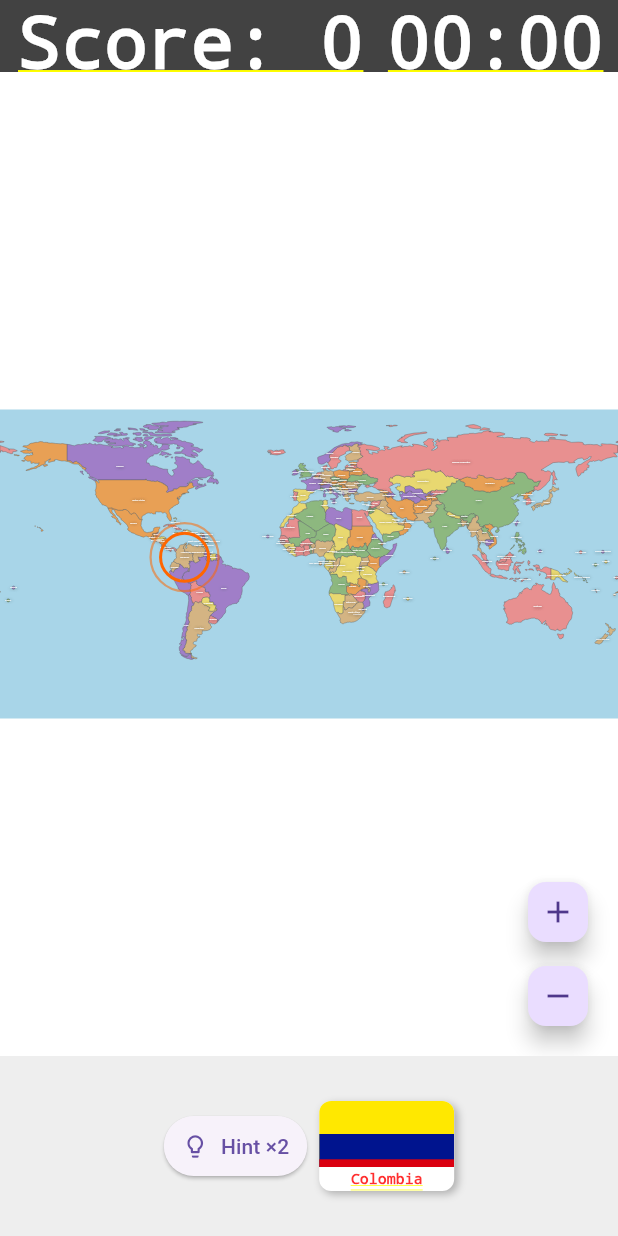
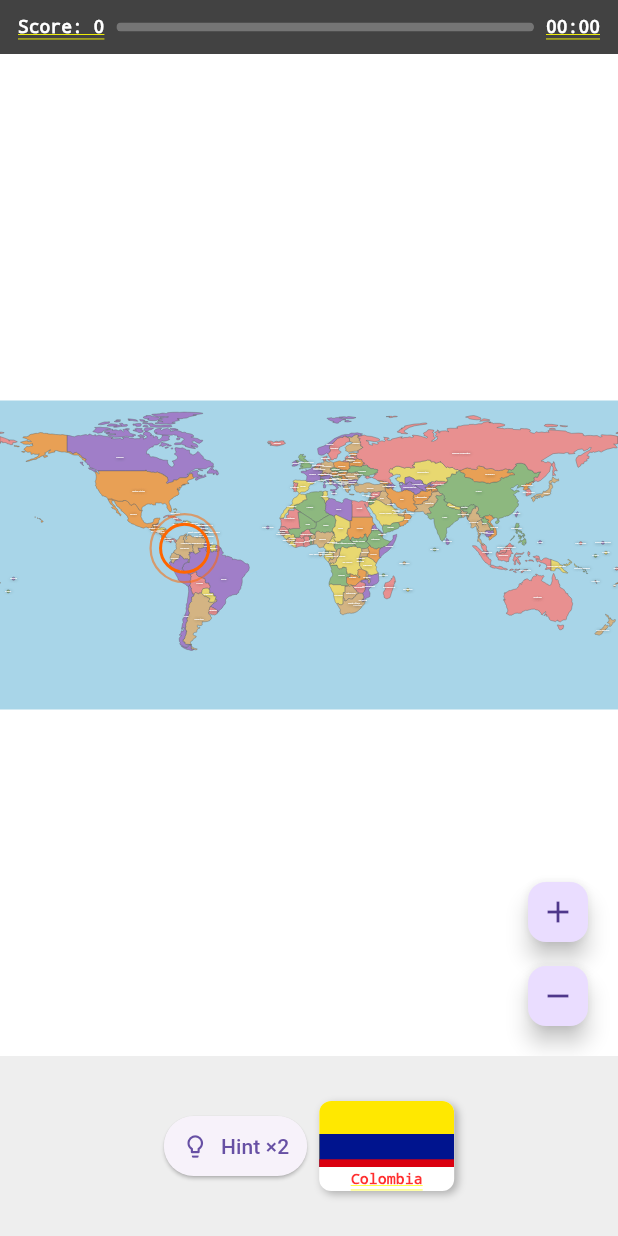
Before and after one commit to omerblecher/flags-round-the-world, a Flutter app: the screen it shows after launch, after a tap on "Learn", on a phone screen of 412 x 824 dp. Run offline on Flutter 3.47's test engine with Material 3 defaults, Android fonts, the phone set to English and light mode, and no system bars; our stand-ins replace flutter_riverpod, flutter_svg, go_router, just_audio, path_drawing, shared_preferences; generated files the repository leaves out were written again; project files that could hold a hidden picture were left out.

Commit message:
fix(04): HUD size, hint tooltip, snackbar context bug, hint penalty
- HUD height 48→36px, text 12px (was oversized on device)
- LinearProgressIndicator constrained to 6px (fixes yellow line artifact)
- Hint button tooltip: explains +5 pts penalty
- ScaffoldMessenger captured before Navigator.pop (fixes snackbar not showing)
- _hintPenalty accumulator: +5 pts per hint, included in score every tick

Co-Authored-By: Claude Sonnet 4.6 <noreply@anthropic.com>

```diff
--- a/lib/features/game/flag_tray.dart
+++ b/lib/features/game/flag_tray.dart
@@ -83,12 +83,15 @@ class FlagTrayState extends State<FlagTray> with SingleTickerProviderStateMixin
   }
 
   Widget _buildHintButton() {
-    return ElevatedButton.icon(
-      onPressed: widget.onHintPressed,
-      icon: const Icon(Icons.lightbulb_outline, size: 18),
-      label: Text('Hint ×${widget.hintsRemaining}'),
-      style: ElevatedButton.styleFrom(
-        padding: const EdgeInsets.symmetric(horizontal: 12, vertical: 8),
+    return Tooltip(
+      message: 'Reveals and zooms to the target country for 3 seconds (+5 pts)',
+      child: ElevatedButton.icon(
+        onPressed: widget.onHintPressed,
+        icon: const Icon(Icons.lightbulb_outline, size: 18),
+        label: Text('Hint ×${widget.hintsRemaining}'),
+        style: ElevatedButton.styleFrom(
+          padding: const EdgeInsets.symmetric(horizontal: 12, vertical: 8),
+        ),
       ),
     );
   }
--- a/lib/features/game/game_hud.dart
+++ b/lib/features/game/game_hud.dart
@@ -21,23 +21,31 @@ class GameHud extends StatelessWidget {
     final progress = totalFlags > 0 ? matchedCount / totalFlags : 0.0;
 
     return Container(
-      height: 48,
+      height: 36,
       color: Colors.grey.shade800,
       padding: const EdgeInsets.symmetric(horizontal: 12),
       child: Row(
         children: [
           Text(
             'Score: $score',
-            style: const TextStyle(color: Colors.white, fontWeight: FontWeight.bold),
+            style: const TextStyle(
+              color: Colors.white,
+              fontWeight: FontWeight.bold,
+              fontSize: 12,
+            ),
           ),
           const SizedBox(width: 8),
           Expanded(
             child: ClipRRect(
-              borderRadius: BorderRadius.circular(4),
-              child: LinearProgressIndicator(
-                value: progress,
-                backgroundColor: Colors.grey.shade600,
-                valueColor: const AlwaysStoppedAnimation<Color>(Colors.amber),
+              borderRadius: BorderRadius.circular(3),
+              child: SizedBox(
+                height: 6,
+                child: LinearProgressIndicator(
+                  value: progress,
+                  minHeight: 6,
+                  backgroundColor: Colors.grey.shade600,
+                  valueColor: const AlwaysStoppedAnimation<Color>(Colors.amber),
+                ),
               ),
             ),
           ),
@@ -46,6 +54,7 @@ class GameHud extends StatelessWidget {
             '$minutes:$seconds',
             style: const TextStyle(
               color: Colors.white,
+              fontSize: 12,
               fontFeatures: [FontFeature.tabularFigures()],
             ),
           ),
```
Also changed, not shown: lib/features/game/game_session_notifier.dart (+9 -2 lines), lib/features/map/map_screen.dart (+6 -3 lines).
